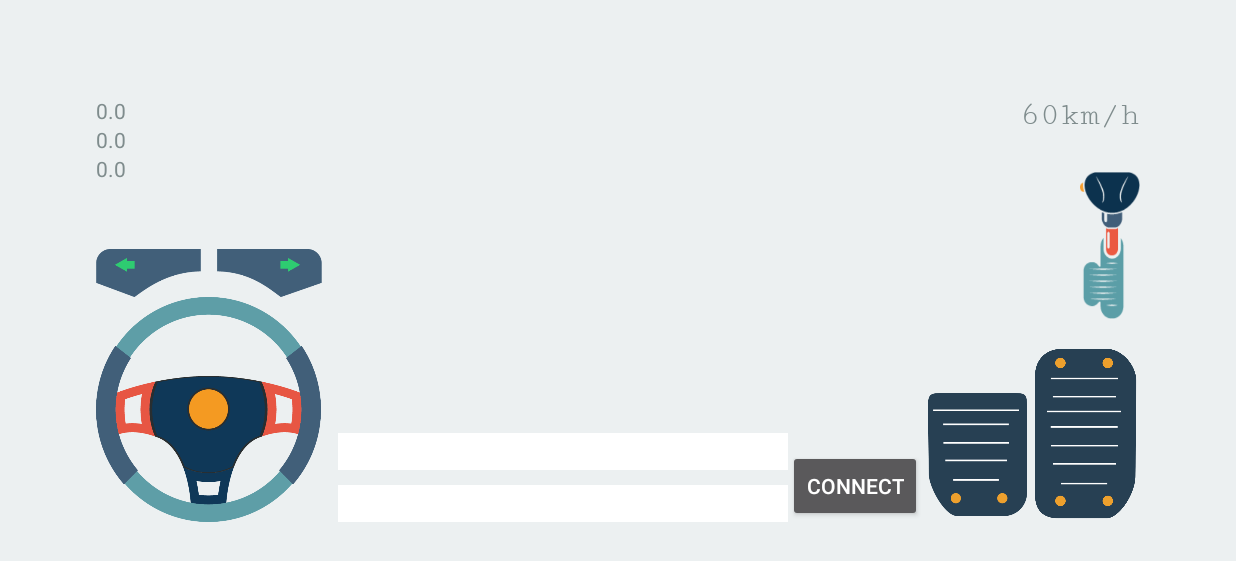
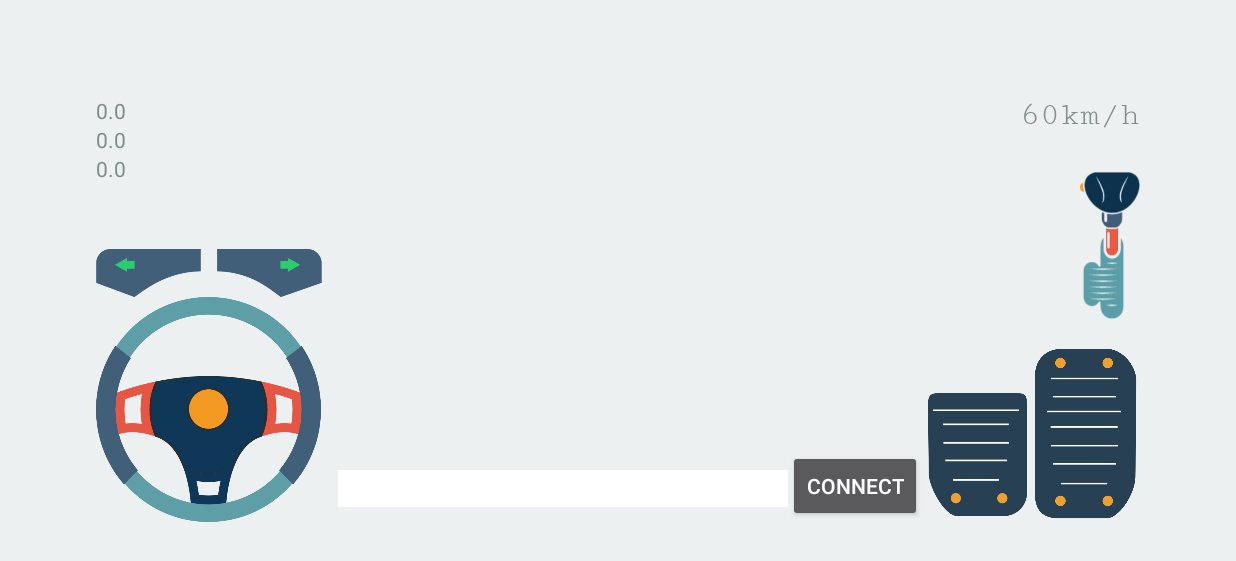
Before and after one commit to baoanhgleez/MEx, an Android app: the screen it shows after launch (MainActivity), after a tap on "CONNECT", on a phone screen of 824 x 412 dp (held sideways). Shown: the top 561 px of the screen. Run offline under Robolectric (Android 15) with nearby library versions, the phone set to English and light mode, and no system bars; libraries missing offline, so code that uses them is left out: com.github.nkzawa.socketio, com.google.vr.sdk; 7 statements that could not run were skipped.

Commit message:
Update source android
Sửa thành thread, gửi giá trị speed + angle sau mỗi 500ms

```diff
--- a/User/PhongDC/MiniExplorer/app/build.gradle
+++ b/User/PhongDC/MiniExplorer/app/build.gradle
@@ -27,4 +27,7 @@ dependencies {
     compile 'com.android.support:appcompat-v7:25.1.1'
     testCompile 'junit:junit:4.12'
     compile 'com.google.vr:sdk-base:1.10.0'
+    compile ('com.github.nkzawa:socket.io-client:0.3.0') {
+        exclude group: 'org.json', module: 'json'
+    }
 }
--- a/User/PhongDC/MiniExplorer/app/src/main/java/com/android/miniexplorer/MainActivity.java
+++ b/User/PhongDC/MiniExplorer/app/src/main/java/com/android/miniexplorer/MainActivity.java
@@ -12,11 +12,11 @@ import android.widget.ImageView;
 import android.widget.RelativeLayout;
 import android.widget.TextView;
 
+import com.github.nkzawa.socketio.client.IO;
+import com.github.nkzawa.socketio.client.Socket;
 import com.google.vr.sdk.base.HeadTransform;
 
-import org.json.JSONException;
-import org.json.JSONObject;
-
+import java.net.URISyntaxException;
 
 public class MainActivity extends AppCompatActivity implements View.OnTouchListener {
     RelativeLayout controlLayout;
@@ -24,17 +24,16 @@ public class MainActivity extends AppCompatActivity implements View.OnTouchListe
     Button btnSteeringWheel, btnSpeed, btnBrake, btnGearSwitch;
     Button btnSignalLeft, btnSignalRight, btnSpeaker;
     Button btnConnect;
-    EditText edtAddress, edtPort;
+    EditText edtAddress;
 
     RelativeLayout infoLayout;
     ImageView ledSignalLeft, ledSignalRight;
     TextView txSpeed;
 
     TextView txtPitch, txtYaw, txtRoll;
-
-    JSONObject json = new JSONObject();
-    JSONObject angleNode = new JSONObject();
-    JSONObject speedNode = new JSONObject();
+    String data = "";
+    float angle = 0;
+    boolean flag = true;
 
     @Override
     protected void onCreate(Bundle savedInstanceState) {
@@ -85,13 +84,32 @@ public class MainActivity extends AppCompatActivity implements View.OnTouchListe
 
         btnConnect = (Button) findViewById(R.id.btnConnect);
         edtAddress = (EditText) findViewById(R.id.edtAddress);
-        edtPort = (EditText) findViewById(R.id.edtPort);
 
         btnConnect.setOnClickListener(new View.OnClickListener() {
             @Override
             public void onClick(View v) {
-                Client myClient = new Client(edtAddress.getText().toString(), Integer.parseInt(edtPort.getText().toString()), speedNode);
-                myClient.execute();
+                Thread test = new Thread(new Runnable() {
+                    @Override
+                    public void run() {
+                        Socket socket = null;
+                        try {
+                            socket = IO.socket("http://" + edtAddress.getText().toString() + "/androidapp");
+                            socket.connect();
+
+                            while (flag) {
+                                socket.emit("speed", data);
+                                socket.emit("angle", angle);
+                                Thread.sleep(500);
+                            }
+                            socket.close();
+                        } catch (URISyntaxException e) {
+                            Log.e("ERROR", e.getMessage());
+                        } catch (InterruptedException e) {
+                            e.printStackTrace();
+                        }
+                    }
+                });
+                test.start();
             }
         });
 
@@ -111,7 +129,7 @@ public class MainActivity extends AppCompatActivity implements View.OnTouchListe
     public boolean onTouch(View widget, MotionEvent event) {
         int id = widget.getId();
 
-        switch (id){
+        switch (id) {
             case R.id.btnStreeringWheel:
                 onWheelRotate(event);
                 break;
@@ -120,18 +138,11 @@ public class MainActivity extends AppCompatActivity implements View.OnTouchListe
                 switch (event.getAction()) {
                     case MotionEvent.ACTION_DOWN:
                         btnBrake.setBackgroundResource(R.drawable.leftpedalpressed);
-                        try {
-                            speedNode.put("value", "BACKWARD");
-                            txtRoll.setText(speedNode.get("value").toString());
-                        } catch (JSONException e) {
-                            Log.e("ERROR", e.getMessage());
-                        }
-                        //Brake
-                        //btnBrake.setBackground(getDrawable(R.drawable.rightpedalpressed));
+                        data = "BACKWARD";
+                        txtRoll.setText(data);
                         break;
                     case MotionEvent.ACTION_UP:
                         btnBrake.setBackgroundResource(R.drawable.leftpedal);
-                        //btnBrake.setBackground(getDrawable(R.drawable.rightpedal));
                         break;
                 }
                 break;
@@ -139,18 +150,11 @@ public class MainActivity extends AppCompatActivity implements View.OnTouchListe
                 switch (event.getAction()) {
                     case MotionEvent.ACTION_DOWN:
                         btnSpeed.setBackgroundResource(R.drawable.rightpedalpressed);
-                        try {
-                            speedNode.put("value", "FORWARD");
-                            txtRoll.setText(speedNode.get("value").toString());
-                        } catch (JSONException e) {
-                            Log.e("ERROR", e.getMessage());
-                        }
-                        //Forward
-                        //btnSpeed.setBackground(getDrawable(R.drawable.rightpedalpressed));
+                        data = "FORWARD";
+                        txtRoll.setText(data);
                         break;
                     case MotionEvent.ACTION_UP:
                         btnSpeed.setBackgroundResource(R.drawable.rightpedal);
-                        //btnSpeed.setBackground(getDrawable(R.drawable.rightpedal));
                         break;
                 }
                 break;
@@ -177,19 +181,20 @@ public class MainActivity extends AppCompatActivity implements View.OnTouchListe
     }
 
 
-
     int signalTurnFlag;
 
-    /**Control the led to send signal turn
+    /**
+     * Control the led to send signal turn
      * signalTurnFlag: Save the instance of signal button
-     *      0 : No signal
-     *      1 : Turn left
-     *      2 : Turn right
-     * @param id of the view which was pressed
+     * 0 : No signal
+     * 1 : Turn left
+     * 2 : Turn right
+     *
+     * @param id     of the view which was pressed
      * @param action action of finger
      */
     private void onSignalTurn(int id, int action) {
-        if (action==MotionEvent.ACTION_UP) {
+        if (action == MotionEvent.ACTION_UP) {
 
             if (id == R.id.btnTurnLeft) {
                 // if the left-led is turning on, turn of signal.
@@ -226,15 +231,17 @@ public class MainActivity extends AppCompatActivity implements View.OnTouchListe
     double viewRotation, fingerRotation, newFingerRotation;
     float rotateAngle;
 
-    /** Control and get rotation of steering wheel
+    /**
+     * Control and get rotation of steering wheel
+     *
      * @param event save position of finger to calculate the angle
      */
     private void onWheelRotate(MotionEvent event) {
         final float x = event.getX();
         final float y = event.getY();
 
-        final float xc = btnSteeringWheel.getWidth()/2;
-        final float yc = btnSteeringWheel.getHeight()/2;
+        final float xc = btnSteeringWheel.getWidth() / 2;
+        final float yc = btnSteeringWheel.getHeight() / 2;
 
         switch (event.getAction()) {
             case MotionEvent.ACTION_DOWN:
@@ -243,11 +250,13 @@ public class MainActivity extends AppCompatActivity implements View.OnTouchListe
                 break;
             case MotionEvent.ACTION_MOVE:
                 newFingerRotation = Math.toDegrees(Math.atan2(x - xc, yc - y));
-                rotateAngle = (float)(viewRotation + newFingerRotation - fingerRotation);
+                rotateAngle = (float) (viewRotation + newFingerRotation - fingerRotation);
+                angle = rotateAngle;
                 btnSteeringWheel.setRotation(rotateAngle);
                 break;
             case MotionEvent.ACTION_UP:
                 fingerRotation = newFingerRotation = rotateAngle = 0.0f;
+                angle = 0;
                 btnSteeringWheel.setRotation(rotateAngle);
                 break;
         }
--- a/User/PhongDC/MiniExplorer/app/src/main/res/layout/activity_main.xml
+++ b/User/PhongDC/MiniExplorer/app/src/main/res/layout/activity_main.xml
@@ -83,16 +83,8 @@
             android:layout_height="wrap_content"
             android:background="@android:color/white"
             android:layout_toLeftOf="@+id/btnConnect"
+            android:textColor="@android:color/black"
             android:layout_alignParentBottom="true"
-            android:textColor="@android:color/black"
-            android:id="@+id/edtPort"/>
-        <EditText
-            android:layout_width="300dp"
-            android:layout_height="wrap_content"
-            android:background="@android:color/white"
-            android:layout_toLeftOf="@+id/btnConnect"
-            android:layout_above="@id/edtPort"
-            android:textColor="@android:color/black"
             android:id="@+id/edtAddress"
             android:layout_marginBottom="10dp"/>
         <Button
```
